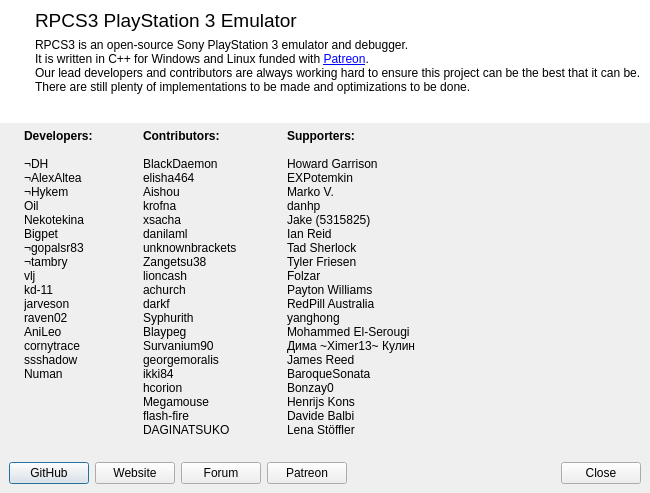
This is rpcs3/rpcs3qt/about_dialog.ui in RPCS3/rpcs3 as Qt 5 draws it before an edit. The edited form follows.
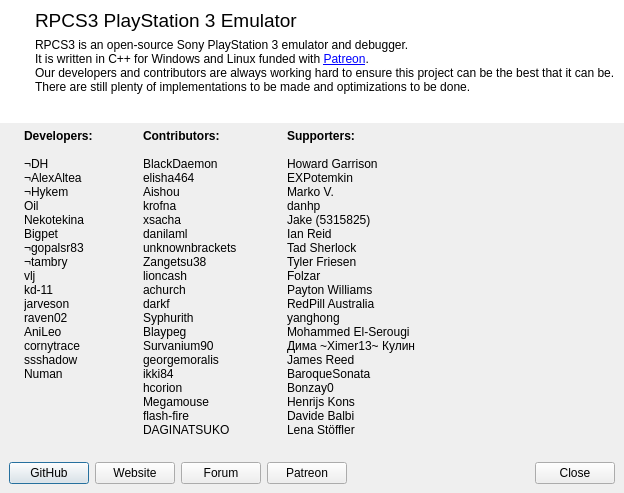
This is the edited form. Icons and pictures are not drawn.

```diff
--- a/rpcs3/rpcs3qt/about_dialog.ui
+++ b/rpcs3/rpcs3qt/about_dialog.ui
@@ -6,7 +6,7 @@
    <rect>
     <x>0</x>
     <y>0</y>
-    <width>632</width>
+    <width>609</width>
     <height>474</height>
    </rect>
   </property>
@@ -138,7 +138,7 @@
            <string notr="true"/>
           </property>
           <property name="text">
-           <string>&lt;html&gt;&lt;head/&gt;&lt;body&gt;&lt;p&gt;RPCS3 is an open-source Sony PlayStation 3 emulator and debugger.&lt;br/&gt;It is written in C++ for Windows and Linux funded with &lt;a href=&quot;https://www.patreon.com/Nekotekina&quot;&gt;&lt;span style=&quot; text-decoration: underline; color:#0000ff;&quot;&gt;Patreon&lt;/span&gt;&lt;/a&gt;.&lt;br/&gt;Our lead developers and contributors are always working hard to ensure this project can be the best that it can be.&lt;br/&gt;There are still plenty of implementations to be made and optimizations to be done.&lt;/p&gt;&lt;/body&gt;&lt;/html&gt;</string>
+           <string>&lt;html&gt;&lt;head/&gt;&lt;body&gt;&lt;p&gt;RPCS3 is an open-source Sony PlayStation 3 emulator and debugger.&lt;br/&gt;It is written in C++ for Windows and Linux funded with &lt;a href=&quot;https://www.patreon.com/Nekotekina&quot;&gt;&lt;span style=&quot; text-decoration: underline; color:#0000ff;&quot;&gt;Patreon&lt;/span&gt;&lt;/a&gt;.&lt;br/&gt;Our developers and contributors are always working hard to ensure this project can be the best that it can be.&lt;br/&gt;There are still plenty of implementations to be made and optimizations to be done.&lt;/p&gt;&lt;/body&gt;&lt;/html&gt;</string>
           </property>
           <property name="textFormat">
            <enum>Qt::RichText</enum>
```
